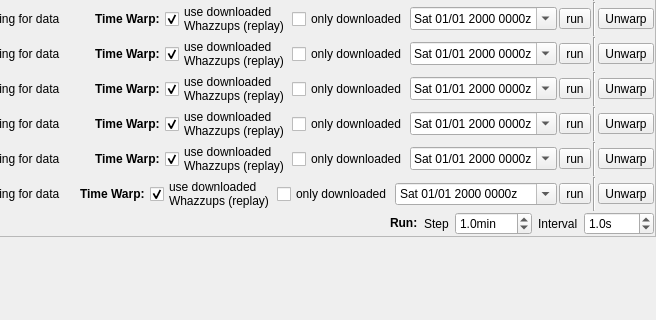
The window that src/Window.ui (qutescoop/qutescoop) describes before a commit, drawn with Qt 5; both pictures show x 312 to 968 and y 146 to 466 of the 968 by 626 pixel window.
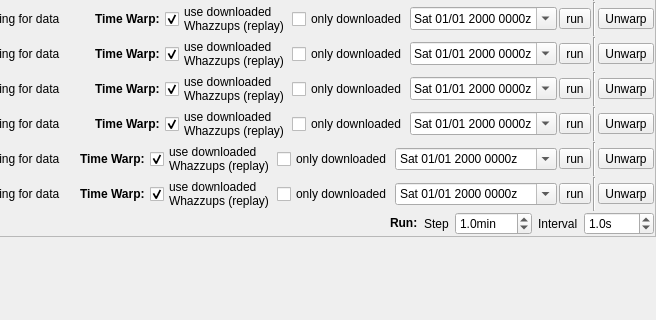
The same window after the commit. Icons and pictures are not drawn.

Commit message: play around with horizontal size hints (moaaaar moaaar)

Patch:
```diff
--- a/src/Window.ui
+++ b/src/Window.ui
@@ -901,11 +901,10 @@
          </item>
          <item>
           <widget class="QDateTimeEdit" name="dateTimePredict_8">
-           <property name="sizePolicy">
-            <sizepolicy hsizetype="Maximum" vsizetype="Fixed">
-             <horstretch>0</horstretch>
-             <verstretch>0</verstretch>
-            </sizepolicy>
+           <property name="styleSheet">
+            <string notr="true">* {
+  padding: 0 15px 0 0;
+}</string>
            </property>
            <property name="wrapping">
             <bool>true</bool>
```
